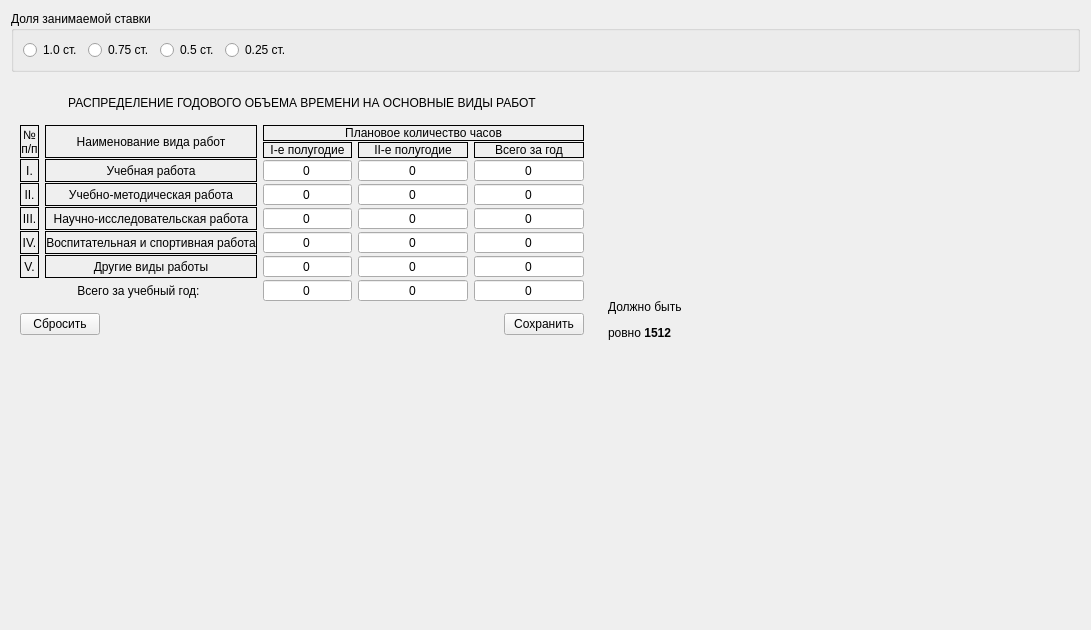
First picture: the form in teacher_plan/src/totaltime.ui, repository rainovskyqt/teacher_plan, before the edit.
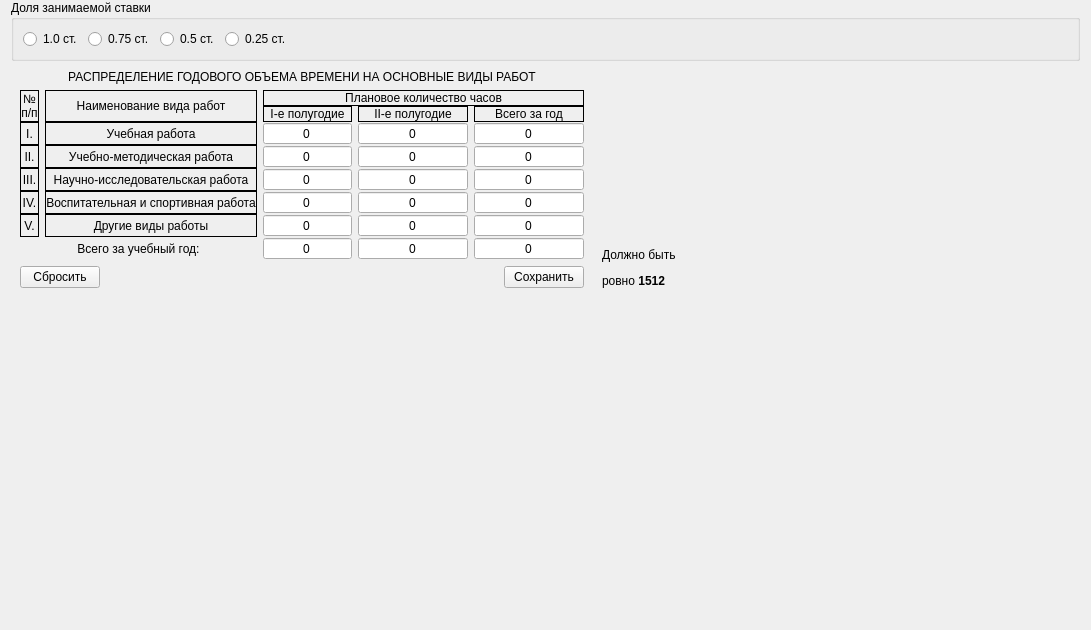
Second picture: the form after the edit.

What changed in the file:
```diff
--- a/teacher_plan/src/totaltime.ui
+++ b/teacher_plan/src/totaltime.ui
@@ -13,7 +13,13 @@
   <property name="windowTitle">
    <string>Form</string>
   </property>
-  <layout class="QVBoxLayout" name="verticalLayout_5">
+  <layout class="QVBoxLayout" name="verticalLayout_5" stretch="0,0,0,1">
+   <property name="spacing">
+    <number>0</number>
+   </property>
+   <property name="topMargin">
+    <number>0</number>
+   </property>
    <item>
     <layout class="QHBoxLayout" name="horizontalLayout_4"/>
    </item>
@@ -86,14 +92,23 @@
           </item>
           <item>
            <layout class="QGridLayout" name="gridLayout" columnstretch="0,1,1,1,1" columnminimumwidth="0,0,0,0,0">
+            <property name="sizeConstraint">
+             <enum>QLayout::SetMaximumSize</enum>
+            </property>
             <property name="verticalSpacing">
-             <number>1</number>
+             <number>0</number>
             </property>
             <item row="0" column="0" rowspan="2">
              <widget class="QLabel" name="label_2">
               <property name="frameShape">
                <enum>QFrame::Panel</enum>
               </property>
+              <property name="lineWidth">
+               <number>1</number>
+              </property>
+              <property name="midLineWidth">
+               <number>0</number>
+              </property>
               <property name="text">
                <string>№
 п/п</string>
@@ -106,7 +121,13 @@
             <item row="0" column="1" rowspan="2">
              <widget class="QLabel" name="label_3">
               <property name="frameShape">
-               <enum>QFrame::Box</enum>
+               <enum>QFrame::Panel</enum>
+              </property>
+              <property name="lineWidth">
+               <number>1</number>
+              </property>
+              <property name="midLineWidth">
+               <number>0</number>
               </property>
               <property name="text">
                <string>Наименование вида работ</string>
@@ -124,6 +145,12 @@
               <property name="frameShadow">
                <enum>QFrame::Plain</enum>
               </property>
+              <property name="lineWidth">
+               <number>1</number>
+              </property>
+              <property name="midLineWidth">
+               <number>0</number>
+              </property>
               <property name="text">
                <string>Плановое количество часов</string>
               </property>
@@ -140,6 +167,12 @@
               <property name="frameShadow">
                <enum>QFrame::Plain</enum>
               </property>
+              <property name="lineWidth">
+               <number>1</number>
+              </property>
+              <property name="midLineWidth">
+               <number>0</number>
+              </property>
               <property name="text">
                <string>I-е полугодие</string>
               </property>
@@ -162,6 +195,12 @@
               <property name="frameShadow">
                <enum>QFrame::Plain</enum>
               </property>
+              <property name="lineWidth">
+               <number>1</number>
+              </property>
+              <property name="midLineWidth">
+               <number>0</number>
+              </property>
               <property name="text">
                <string>II-е полугодие</string>
               </property>
@@ -184,6 +223,12 @@
               <property name="frameShadow">
                <enum>QFrame::Plain</enum>
               </property>
+              <property name="lineWidth">
+               <number>1</number>
+              </property>
+              <property name="midLineWidth">
+               <number>0</number>
+              </property>
               <property name="text">
                <string>Всего за год</string>
               </property>
@@ -197,6 +242,12 @@
               <property name="frameShape">
                <enum>QFrame::Panel</enum>
               </property>
+              <property name="lineWidth">
+               <number>1</number>
+              </property>
+              <property name="midLineWidth">
+               <number>0</number>
+              </property>
               <property name="text">
                <string>I.</string>
               </property>
@@ -210,6 +261,12 @@
               <property name="frameShape">
                <enum>QFrame::Panel</enum>
               </property>
+              <property name="lineWidth">
+               <number>1</number>
+              </property>
+              <property name="midLineWidth">
+               <number>0</number>
+              </property>
               <property name="text">
                <string>Учебная работа</string>
               </property>
@@ -265,6 +322,12 @@
               <property name="frameShape">
                <enum>QFrame::Panel</enum>
               </property>
+              <property name="lineWidth">
+               <number>1</number>
+              </property>
+              <property name="midLineWidth">
+               <number>0</number>
+              </property>
               <property name="text">
                <string>II.</string>
               </property>
@@ -278,6 +341,12 @@
               <property name="frameShape">
                <enum>QFrame::Panel</enum>
               </property>
+              <property name="lineWidth">
+               <number>1</number>
+              </property>
+              <property name="midLineWidth">
+               <number>0</number>
+              </property>
               <property name="text">
                <string>Учебно-методическая работа</string>
               </property>
@@ -333,6 +402,12 @@
               <property name="frameShape">
                <enum>QFrame::Panel</enum>
               </property>
+              <property name="lineWidth">
+               <number>1</number>
+              </property>
+              <property name="midLineWidth">
+               <number>0</number>
+              </property>
               <property name="text">
                <string>III.</string>
               </property>
@@ -346,6 +421,12 @@
               <property name="frameShape">
                <enum>QFrame::Panel</enum>
               </property>
+              <property name="lineWidth">
+               <number>1</number>
+              </property>
+              <property name="midLineWidth">
+               <number>0</number>
+              </property>
               <property name="text">
                <string>Научно-исследовательская работа</string>
               </property>
@@ -401,6 +482,12 @@
               <property name="frameShape">
                <enum>QFrame::Panel</enum>
               </property>
+              <property name="lineWidth">
+               <number>1</number>
+              </property>
+              <property name="midLineWidth">
+               <number>0</number>
+              </property>
               <property name="text">
                <string>IV.</string>
               </property>
@@ -414,6 +501,12 @@
               <property name="frameShape">
                <enum>QFrame::Panel</enum>
               </property>
+              <property name="lineWidth">
+               <number>1</number>
+              </property>
+              <property name="midLineWidth">
+               <number>0</number>
+              </property>
               <property name="text">
                <string>Воспитательная и спортивная работа</string>
               </property>
@@ -469,6 +562,12 @@
               <property name="frameShape">
                <enum>QFrame::Panel</enum>
               </property>
+              <property name="lineWidth">
+               <number>1</number>
+              </property>
+              <property name="midLineWidth">
+               <number>0</number>
+              </property>
               <property name="text">
                <string>V.</string>
               </property>
@@ -482,6 +581,12 @@
               <property name="frameShape">
                <enum>QFrame::Panel</enum>
               </property>
+              <property name="lineWidth">
+               <number>1</number>
+              </property>
+              <property name="midLineWidth">
+               <number>0</number>
+              </property>
               <property name="text">
                <string>Другие виды работы</string>
               </property>
@@ -668,7 +773,7 @@
             <property name="sizeHint" stdset="0">
              <size>
               <width>20</width>
-              <height>61</height>
+              <height>58</height>
              </size>
             </property>
            </spacer>
```
